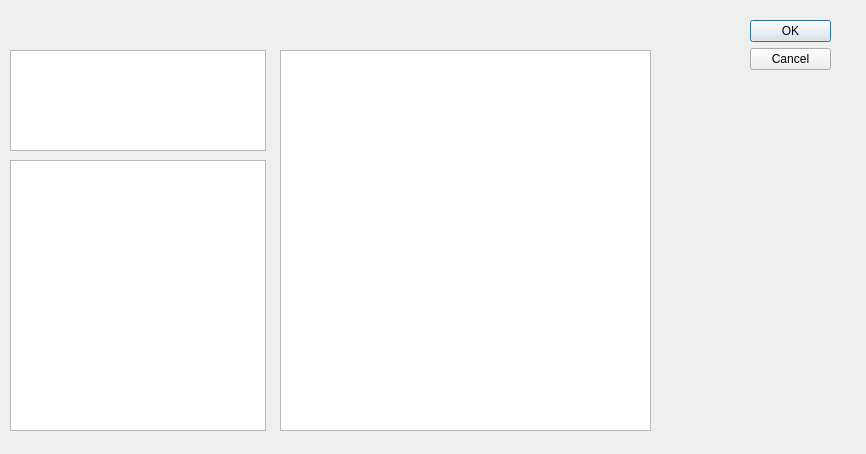
Qt form listview.ui (Gance54/test_qt) before a commit.
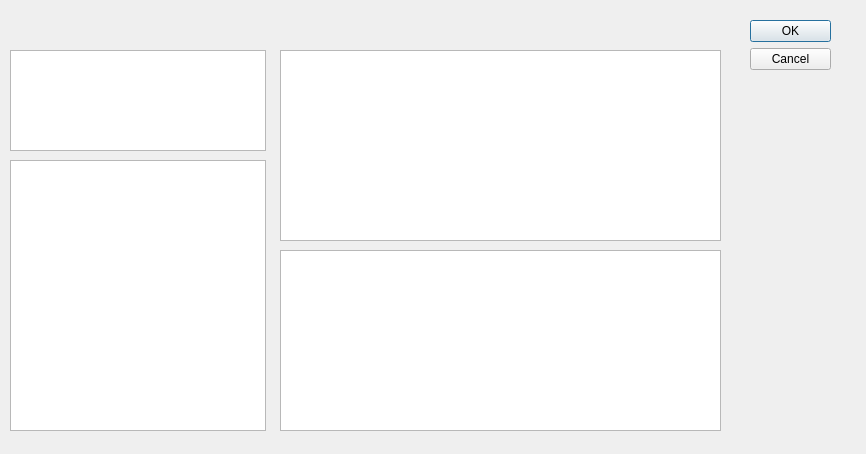
The same form after that commit.

Patch:
```diff
--- a/listview.ui
+++ b/listview.ui
@@ -34,8 +34,8 @@
     <rect>
      <x>280</x>
      <y>50</y>
-     <width>371</width>
-     <height>381</height>
+     <width>441</width>
+     <height>191</height>
     </rect>
    </property>
   </widget>
@@ -59,6 +59,16 @@
     </rect>
    </property>
   </widget>
+  <widget class="QListWidget" name="compositionListWidget">
+   <property name="geometry">
+    <rect>
+     <x>280</x>
+     <y>250</y>
+     <width>441</width>
+     <height>181</height>
+    </rect>
+   </property>
+  </widget>
  </widget>
  <resources/>
  <connections>
```
